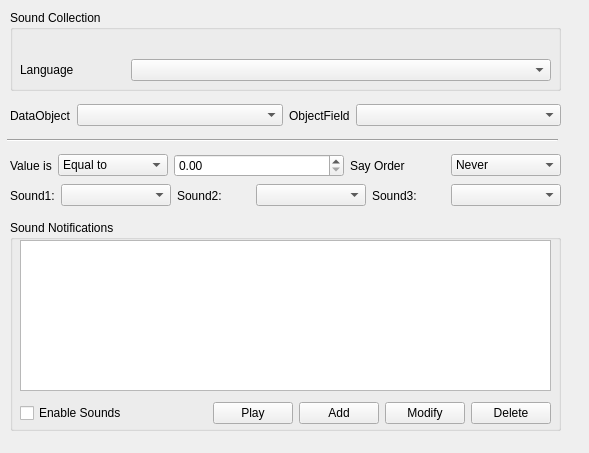
Above: ground/openpilotgcs/src/plugins/notify/notifypluginoptionspage.ui from openpilot/OpenPilot before the change. Below: the same form after it.
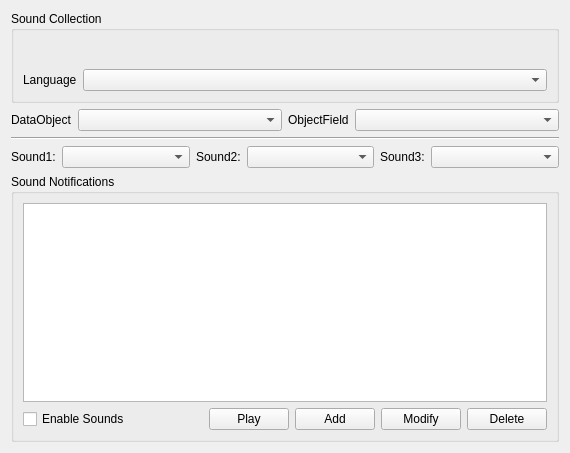
That is the form after the change. Icons and pictures are not drawn. Custom widgets are drawn as their Qt base class.

Commit message: +dynamic field UI;

```diff
--- a/ground/openpilotgcs/src/plugins/notify/notifypluginoptionspage.ui
+++ b/ground/openpilotgcs/src/plugins/notify/notifypluginoptionspage.ui
@@ -6,7 +6,7 @@
    <rect>
     <x>0</x>
     <y>0</y>
-    <width>589</width>
+    <width>570</width>
     <height>453</height>
    </rect>
   </property>
@@ -19,39 +19,28 @@
   <property name="windowTitle">
    <string>Form</string>
   </property>
+  <layout class="QVBoxLayout" name="verticalLayout">
+   <property name="sizeConstraint">
+    <enum>QLayout::SetMinimumSize</enum>
+   </property>
+   <item>
+    <layout class="QVBoxLayout" name="verticalLayout_2">
+     <property name="sizeConstraint">
+      <enum>QLayout::SetFixedSize</enum>
+     </property>
+     <item>
   <widget class="QGroupBox" name="groupBox_2">
-   <property name="geometry">
-    <rect>
-     <x>10</x>
-     <y>10</y>
-     <width>551</width>
-     <height>81</height>
-    </rect>
+       <property name="sizePolicy">
+        <sizepolicy hsizetype="Preferred" vsizetype="Minimum">
+         <horstretch>0</horstretch>
+         <verstretch>0</verstretch>
+        </sizepolicy>
    </property>
    <property name="title">
     <string>Sound Collection</string>
    </property>
-   <widget class="QWidget" name="layoutWidget_2">
-    <property name="geometry">
-     <rect>
-      <x>10</x>
-      <y>20</y>
-      <width>531</width>
-      <height>51</height>
-     </rect>
-    </property>
     <layout class="QGridLayout" name="gridLayout">
-     <property name="spacing">
-      <number>6</number>
-     </property>
-     <item row="1" column="0">
-      <widget class="QLabel" name="labelLanguage">
-       <property name="text">
-        <string>Language</string>
-       </property>
-      </widget>
-     </item>
-     <item row="0" column="0" colspan="5">
+        <item row="0" column="0" colspan="2">
       <widget class="Utils::PathChooser" name="SoundDirectoryPathChooser" native="true">
        <property name="enabled">
         <bool>true</bool>
@@ -62,9 +51,28 @@
          <height>23</height>
         </size>
        </property>
-      </widget>
-     </item>
-     <item row="1" column="1" colspan="4">
+          <property name="maximumSize">
+           <size>
+            <width>550</width>
+            <height>16777215</height>
+           </size>
+          </property>
+         </widget>
+        </item>
+        <item row="1" column="0">
+         <widget class="QLabel" name="labelLanguage">
+          <property name="sizePolicy">
+           <sizepolicy hsizetype="Fixed" vsizetype="Preferred">
+            <horstretch>0</horstretch>
+            <verstretch>0</verstretch>
+           </sizepolicy>
+          </property>
+          <property name="text">
+           <string>Language</string>
+          </property>
+         </widget>
+        </item>
+        <item row="1" column="1">
       <widget class="QComboBox" name="SoundCollectionList">
        <property name="minimumSize">
         <size>
@@ -83,28 +91,195 @@
      </item>
     </layout>
    </widget>
-  </widget>
+     </item>
+    </layout>
+   </item>
+   <item>
+    <layout class="QHBoxLayout" name="horizontalLayout_2"/>
+   </item>
+   <item>
+    <layout class="QHBoxLayout" name="uavObjectLayout">
+     <item>
+      <widget class="QLabel" name="labelDataOb">
+       <property name="text">
+        <string>DataObject</string>
+       </property>
+      </widget>
+     </item>
+     <item>
+      <widget class="QComboBox" name="UAVObject">
+       <property name="sizePolicy">
+        <sizepolicy hsizetype="Expanding" vsizetype="Fixed">
+         <horstretch>0</horstretch>
+         <verstretch>0</verstretch>
+        </sizepolicy>
+       </property>
+      </widget>
+     </item>
+     <item>
+      <widget class="QLabel" name="labelObjectField">
+       <property name="text">
+        <string>ObjectField</string>
+       </property>
+      </widget>
+     </item>
+     <item>
+      <widget class="QComboBox" name="UAVObjectField">
+       <property name="sizePolicy">
+        <sizepolicy hsizetype="Expanding" vsizetype="Fixed">
+         <horstretch>0</horstretch>
+         <verstretch>0</verstretch>
+        </sizepolicy>
+       </property>
+      </widget>
+     </item>
+    </layout>
+   </item>
+   <item>
+    <widget class="Line" name="line">
+     <property name="orientation">
+      <enum>Qt::Horizontal</enum>
+     </property>
+    </widget>
+   </item>
+   <item>
+    <layout class="QHBoxLayout" name="dynamicValueLayout"/>
+   </item>
+   <item>
+    <layout class="QHBoxLayout" name="soundsLayout">
+     <item>
+      <widget class="QLabel" name="labelSound1">
+       <property name="sizePolicy">
+        <sizepolicy hsizetype="Maximum" vsizetype="Preferred">
+         <horstretch>0</horstretch>
+         <verstretch>0</verstretch>
+        </sizepolicy>
+       </property>
+       <property name="text">
+        <string>Sound1:</string>
+       </property>
+      </widget>
+     </item>
+     <item>
+      <widget class="QComboBox" name="Sound1">
+       <property name="sizePolicy">
+        <sizepolicy hsizetype="Preferred" vsizetype="Fixed">
+         <horstretch>0</horstretch>
+         <verstretch>0</verstretch>
+        </sizepolicy>
+       </property>
+       <property name="minimumSize">
+        <size>
+         <width>110</width>
+         <height>0</height>
+        </size>
+       </property>
+       <property name="maximumSize">
+        <size>
+         <width>16777215</width>
+         <height>16777215</height>
+        </size>
+       </property>
+      </widget>
+     </item>
+     <item>
+      <widget class="QLabel" name="labelSound2">
+       <property name="sizePolicy">
+        <sizepolicy hsizetype="Maximum" vsizetype="Preferred">
+         <horstretch>0</horstretch>
+         <verstretch>0</verstretch>
+        </sizepolicy>
+       </property>
+       <property name="text">
+        <string>Sound2:</string>
+       </property>
+      </widget>
+     </item>
+     <item>
+      <widget class="QComboBox" name="Sound2">
+       <property name="sizePolicy">
+        <sizepolicy hsizetype="Preferred" vsizetype="Fixed">
+         <horstretch>0</horstretch>
+         <verstretch>0</verstretch>
+        </sizepolicy>
+       </property>
+       <property name="minimumSize">
+        <size>
+         <width>110</width>
+         <height>0</height>
+        </size>
+       </property>
+       <property name="maximumSize">
+        <size>
+         <width>16777215</width>
+         <height>16777215</height>
+        </size>
+       </property>
+      </widget>
+     </item>
+     <item>
+      <widget class="QLabel" name="labelSound3">
+       <property name="sizePolicy">
+        <sizepolicy hsizetype="Maximum" vsizetype="Preferred">
+         <horstretch>0</horstretch>
+         <verstretch>0</verstretch>
+        </sizepolicy>
+       </property>
+       <property name="text">
+        <string>Sound3:</string>
+       </property>
+      </widget>
+     </item>
+     <item>
+      <widget class="QComboBox" name="Sound3">
+       <property name="sizePolicy">
+        <sizepolicy hsizetype="Preferred" vsizetype="Fixed">
+         <horstretch>0</horstretch>
+         <verstretch>0</verstretch>
+        </sizepolicy>
+       </property>
+       <property name="minimumSize">
+        <size>
+         <width>110</width>
+         <height>0</height>
+        </size>
+       </property>
+       <property name="maximumSize">
+        <size>
+         <width>16777215</width>
+         <height>16777215</height>
+        </size>
+       </property>
+      </widget>
+     </item>
+    </layout>
+   </item>
+   <item>
+    <layout class="QVBoxLayout" name="verticalLayout_3"/>
+   </item>
+   <item>
   <widget class="QGroupBox" name="groupBox">
-   <property name="geometry">
-    <rect>
-     <x>10</x>
-     <y>220</y>
-     <width>551</width>
-     <height>211</height>
-    </rect>
-   </property>
    <property name="title">
     <string>Sound Notifications</string>
    </property>
-   <widget class="QWidget" name="layoutWidget">
-    <property name="geometry">
-     <rect>
-      <x>10</x>
-      <y>180</y>
-      <width>531</width>
-      <height>26</height>
-     </rect>
-    </property>
+     <layout class="QVBoxLayout" name="verticalLayout_4">
+      <item>
+       <widget class="QTableView" name="notifyRulesView">
+        <property name="selectionMode">
+         <enum>QAbstractItemView::SingleSelection</enum>
+        </property>
+        <property name="selectionBehavior">
+         <enum>QAbstractItemView::SelectRows</enum>
+        </property>
+        <attribute name="verticalHeaderDefaultSectionSize">
+         <number>22</number>
+        </attribute>
+        <attribute name="verticalHeaderMinimumSectionSize">
+         <number>22</number>
+        </attribute>
+       </widget>
+      </item>
+      <item>
     <layout class="QHBoxLayout" name="horizontalLayout">
      <item>
       <widget class="QCheckBox" name="chkEnableSound">
@@ -197,353 +372,11 @@
       </widget>
      </item>
     </layout>
-   </widget>
-   <widget class="QTableView" name="notifyRulesView">
-    <property name="geometry">
-     <rect>
-      <x>10</x>
-      <y>20</y>
-      <width>531</width>
-      <height>151</height>
-     </rect>
-    </property>
-    <property name="selectionMode">
-     <enum>QAbstractItemView::SingleSelection</enum>
-    </property>
-    <property name="selectionBehavior">
-     <enum>QAbstractItemView::SelectRows</enum>
-    </property>
-    <attribute name="verticalHeaderDefaultSectionSize">
-     <number>22</number>
-    </attribute>
-    <attribute name="verticalHeaderMinimumSectionSize">
-     <number>22</number>
-    </attribute>
-   </widget>
-  </widget>
-  <widget class="QWidget" name="horizontalLayoutWidget">
-   <property name="geometry">
-    <rect>
-     <x>10</x>
-     <y>100</y>
-     <width>551</width>
-     <height>31</height>
-    </rect>
-   </property>
-   <layout class="QHBoxLayout" name="horizontalLayout_2">
-    <item>
-     <widget class="QLabel" name="labelDataOb">
-      <property name="text">
-       <string>DataObject</string>
-      </property>
-     </widget>
-    </item>
-    <item>
-     <widget class="QComboBox" name="UAVObject">
-      <property name="sizePolicy">
-       <sizepolicy hsizetype="Expanding" vsizetype="Fixed">
-        <horstretch>0</horstretch>
-        <verstretch>0</verstretch>
-       </sizepolicy>
-      </property>
-     </widget>
-    </item>
-    <item>
-     <widget class="QLabel" name="labelObjectField">
-      <property name="text">
-       <string>ObjectField</string>
-      </property>
-     </widget>
-    </item>
-    <item>
-     <widget class="QComboBox" name="UAVObjectField">
-      <property name="sizePolicy">
-       <sizepolicy hsizetype="Expanding" vsizetype="Fixed">
-        <horstretch>0</horstretch>
-        <verstretch>0</verstretch>
-       </sizepolicy>
-      </property>
-     </widget>
-    </item>
-   </layout>
-  </widget>
-  <widget class="Line" name="line">
-   <property name="geometry">
-    <rect>
-     <x>7</x>
-     <y>130</y>
-     <width>551</width>
-     <height>20</height>
-    </rect>
-   </property>
-   <property name="orientation">
-    <enum>Qt::Horizontal</enum>
-   </property>
-  </widget>
-  <widget class="QWidget" name="horizontalLayoutWidget_2">
-   <property name="geometry">
-    <rect>
-     <x>10</x>
-     <y>180</y>
-     <width>551</width>
-     <height>31</height>
-    </rect>
-   </property>
-   <layout class="QHBoxLayout" name="horizontalLayout_3">
-    <item>
-     <widget class="QLabel" name="labelSound1">
-      <property name="sizePolicy">
-       <sizepolicy hsizetype="Fixed" vsizetype="Preferred">
-        <horstretch>0</horstretch>
-        <verstretch>0</verstretch>
-       </sizepolicy>
-      </property>
-      <property name="text">
-       <string>Sound1:</string>
-      </property>
-     </widget>
-    </item>
-    <item>
-     <widget class="QComboBox" name="Sound1">
-      <property name="sizePolicy">
-       <sizepolicy hsizetype="Fixed" vsizetype="Fixed">
-        <horstretch>0</horstretch>
-        <verstretch>0</verstretch>
-       </sizepolicy>
-      </property>
-      <property name="minimumSize">
-       <size>
-        <width>110</width>
-        <height>0</height>
-       </size>
-      </property>
-      <property name="maximumSize">
-       <size>
-        <width>16777215</width>
-        <height>16777215</height>
-       </size>
-      </property>
-     </widget>
-    </item>
-    <item>
-     <widget class="QLabel" name="labelSound2">
-      <property name="text">
-       <string>Sound2:</string>
-      </property>
-     </widget>
-    </item>
-    <item>
-     <widget class="QComboBox" name="Sound2">
-      <property name="sizePolicy">
-       <sizepolicy hsizetype="Fixed" vsizetype="Fixed">
-        <horstretch>0</horstretch>
-        <verstretch>0</verstretch>
-       </sizepolicy>
-      </property>
-      <property name="minimumSize">
-       <size>
-        <width>110</width>
-        <height>0</height>
-       </size>
-      </property>
-      <property name="maximumSize">
-       <size>
-        <width>16777215</width>
-        <height>16777215</height>
-       </size>
-      </property>
-     </widget>
-    </item>
-    <item>
-     <widget class="QLabel" name="labelSound3">
-      <property name="text">
-       <string>Sound3:</string>
-      </property>
-     </widget>
-    </item>
-    <item>
-     <widget class="QComboBox" name="Sound3">
-      <property name="sizePolicy">
-       <sizepolicy hsizetype="Fixed" vsizetype="Fixed">
-        <horstretch>0</horstretch>
-        <verstretch>0</verstretch>
-       </sizepolicy>
-      </property>
-      <property name="minimumSize">
-       <size>
-        <width>110</width>
-        <height>0</height>
-       </size>
-      </property>
-      <property name="maximumSize">
-       <size>
-        <width>16777215</width>
-        <height>16777215</height>
-       </size>
-      </property>
-     </widget>
-    </item>
-   </layout>
-  </widget>
-  <widget class="QWidget" name="horizontalLayoutWidget_3">
-   <property name="geometry">
-    <rect>
-     <x>10</x>
-     <y>150</y>
-     <width>551</width>
-     <height>31</height>
-    </rect>
-   </property>
-   <layout class="QHBoxLayout" name="horizontalLayout_5">
-    <item>
-     <widget class="QLabel" name="labelValue">
-      <property name="enabled">
-       <bool>true</bool>
-      </property>
-      <property name="sizePolicy">
-       <sizepolicy hsizetype="Fixed" vsizetype="Preferred">
-        <horstretch>0</horstretch>
-        <verstretch>0</verstretch>
-       </sizepolicy>
-      </property>
-      <property name="minimumSize">
-       <size>
-        <width>40</width>
-        <height>0</height>
-       </size>
-      </property>
-      <property name="text">
-       <string>Value is</string>
-      </property>
-     </widget>
-    </item>
-    <item>
-     <widget class="QComboBox" name="Value">
-      <property name="sizePolicy">
-       <sizepolicy hsizetype="MinimumExpanding" vsizetype="Fixed">
-        <horstretch>0</horstretch>
-        <verstretch>0</verstretch>
-       </sizepolicy>
-      </property>
-      <property name="minimumSize">
-       <size>
-        <width>0</width>
-        <height>0</height>
-       </size>
-      </property>
-      <property name="maximumSize">
-       <size>
-        <width>110</width>
-        <height>16777215</height>
-       </size>
-      </property>
-      <item>
-       <property name="text">
-        <string>Equal to</string>
-       </property>
-      </item>
-      <item>
-       <property name="text">
-        <string>Greater than</string>
-       </property>
-      </item>
-      <item>
-       <property name="text">
-        <string>Less than</string>
-       </property>
-      </item>
-     </widget>
-    </item>
-    <item>
-     <widget class="QDoubleSpinBox" name="ValueSpinBox">
-      <property name="sizePolicy">
-       <sizepolicy hsizetype="MinimumExpanding" vsizetype="Fixed">
-        <horstretch>0</horstretch>
-        <verstretch>0</verstretch>
-       </sizepolicy>
-      </property>
-      <property name="minimumSize">
-       <size>
-        <width>0</width>
-        <height>0</height>
-       </size>
-      </property>
-      <property name="maximumSize">
-       <size>
-        <width>170</width>
-        <height>16777215</height>
-       </size>
-      </property>
-      <property name="decimals">
-       <number>2</number>
-      </property>
-      <property name="maximum">
-       <double>9999.899999999999636</double>
-      </property>
-      <property name="singleStep">
-       <double>1.000000000000000</double>
-      </property>
-     </widget>
-    </item>
-    <item>
-     <widget class="QLabel" name="labelSayOrder">
-      <property name="sizePolicy">
-       <sizepolicy hsizetype="Minimum" vsizetype="Preferred">
-        <horstretch>0</horstretch>
-        <verstretch>0</verstretch>
-       </sizepolicy>
-      </property>
-      <property name="text">
-       <string>Say Order</string>
-      </property>
-     </widget>
-    </item>
-    <item>
-     <widget class="QComboBox" name="SayOrder">
-      <property name="sizePolicy">
-       <sizepolicy hsizetype="Expanding" vsizetype="Fixed">
-        <horstretch>0</horstretch>
-        <verstretch>0</verstretch>
-       </sizepolicy>
-      </property>
-      <property name="maximumSize">
-       <size>
-        <width>110</width>
-        <height>16777215</height>
-       </size>
-      </property>
-      <property name="toolTip">
-       <string>Select if the value of the object should be spoken and if so, either before the configured sound or after it.</string>
-      </property>
-      <item>
-       <property name="text">
-        <string>Never</string>
-       </property>
-      </item>
-      <item>
-       <property name="text">
-        <string>Before first</string>
-       </property>
-      </item>
-      <item>
-       <property name="text">
-        <string>After first</string>
-       </property>
-      </item>
-      <item>
-       <property name="text">
-        <string>After second</string>
-       </property>
-      </item>
-      <item>
-       <property name="text">
-        <string>After third</string>
-       </property>
-      </item>
-     </widget>
-    </item>
-   </layout>
-  </widget>
+      </item>
+     </layout>
+    </widget>
+   </item>
+  </layout>
  </widget>
  <customwidgets>
   <customwidget>
```
Lines whose indentation alone changed are shown as unchanged. The commit also changes 8 other files.
